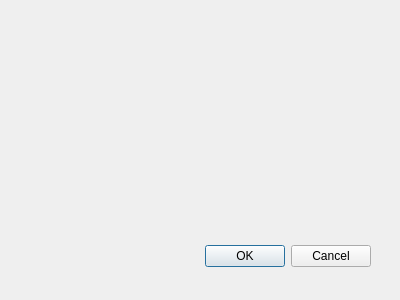
This is OnMapLoader/onmap_loader_dialog_base.ui in Gaia3D/OnMapLoader as Qt 5 draws it before an edit. The edited form follows.
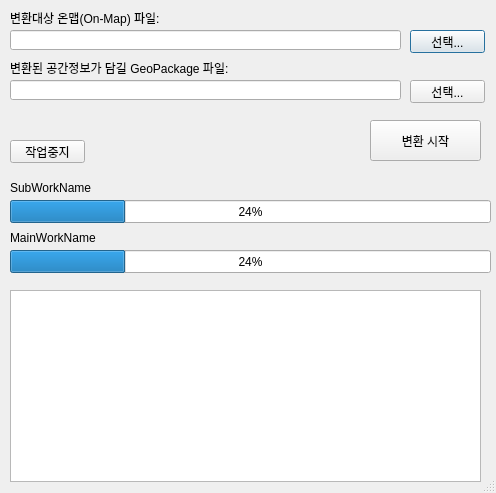
This is the edited form.

Commit message: GeoPackage 읽기 분리

What changed in the file:
```diff
--- a/OnMapLoader/onmap_loader_dialog_base.ui
+++ b/OnMapLoader/onmap_loader_dialog_base.ui
@@ -1,31 +1,181 @@
 <ui version="4.0" >
  <class>OnMapLoaderDialogBase</class>
- <widget class="QDialog" name="OnMapLoaderDialogBase" >
-  <property name="geometry" >
+ <widget class="QDialog" name="OnMapLoaderDialogBase">
+  <property name="geometry">
    <rect>
     <x>0</x>
     <y>0</y>
-    <width>400</width>
-    <height>300</height>
+    <width>496</width>
+    <height>493</height>
    </rect>
   </property>
   <property name="windowTitle" >
    <string>OnMap Loader</string>
   </property>
-  <widget class="QDialogButtonBox" name="button_box" >
-   <property name="geometry" >
+  <property name="sizeGripEnabled">
+   <bool>true</bool>
+  </property>
+  <property name="modal">
+   <bool>true</bool>
+  </property>
+  <widget class="QLabel" name="label">
+   <property name="geometry">
     <rect>
-     <x>30</x>
-     <y>240</y>
-     <width>341</width>
-     <height>32</height>
+     <x>10</x>
+     <y>10</y>
+     <width>191</width>
+     <height>16</height>
     </rect>
    </property>
-   <property name="orientation" >
-    <enum>Qt::Horizontal</enum>
+   <property name="text">
+    <string>변환대상 온맵(On-Map) 파일:</string>
    </property>
-   <property name="standardButtons" >
-    <set>QDialogButtonBox::Cancel|QDialogButtonBox::Ok</set>
+  </widget>
+  <widget class="QLineEdit" name="lineEdit">
+   <property name="geometry">
+    <rect>
+     <x>10</x>
+     <y>30</y>
+     <width>391</width>
+     <height>20</height>
+    </rect>
+   </property>
+  </widget>
+  <widget class="QPushButton" name="pushButton">
+   <property name="geometry">
+    <rect>
+     <x>410</x>
+     <y>30</y>
+     <width>75</width>
+     <height>23</height>
+    </rect>
+   </property>
+   <property name="text">
+    <string>선택...</string>
+   </property>
+  </widget>
+  <widget class="QPushButton" name="pushButton_2">
+   <property name="geometry">
+    <rect>
+     <x>410</x>
+     <y>80</y>
+     <width>75</width>
+     <height>23</height>
+    </rect>
+   </property>
+   <property name="text">
+    <string>선택...</string>
+   </property>
+  </widget>
+  <widget class="QLabel" name="label_2">
+   <property name="geometry">
+    <rect>
+     <x>10</x>
+     <y>60</y>
+     <width>331</width>
+     <height>16</height>
+    </rect>
+   </property>
+   <property name="text">
+    <string>변환된 공간정보가 담길 GeoPackage 파일:</string>
+   </property>
+  </widget>
+  <widget class="QLineEdit" name="lineEdit_2">
+   <property name="geometry">
+    <rect>
+     <x>10</x>
+     <y>80</y>
+     <width>391</width>
+     <height>20</height>
+    </rect>
+   </property>
+  </widget>
+  <widget class="QPushButton" name="pushButton_3">
+   <property name="geometry">
+    <rect>
+     <x>370</x>
+     <y>120</y>
+     <width>111</width>
+     <height>41</height>
+    </rect>
+   </property>
+   <property name="text">
+    <string>변환 시작</string>
+   </property>
+  </widget>
+  <widget class="QPushButton" name="pushButton_4">
+   <property name="geometry">
+    <rect>
+     <x>10</x>
+     <y>140</y>
+     <width>75</width>
+     <height>23</height>
+    </rect>
+   </property>
+   <property name="text">
+    <string>작업중지</string>
+   </property>
+  </widget>
+  <widget class="QLabel" name="label_3">
+   <property name="geometry">
+    <rect>
+     <x>10</x>
+     <y>180</y>
+     <width>471</width>
+     <height>16</height>
+    </rect>
+   </property>
+   <property name="text">
+    <string>SubWorkName</string>
+   </property>
+  </widget>
+  <widget class="QProgressBar" name="progressBar">
+   <property name="geometry">
+    <rect>
+     <x>10</x>
+     <y>200</y>
+     <width>481</width>
+     <height>23</height>
+    </rect>
+   </property>
+   <property name="value">
+    <number>24</number>
+   </property>
+  </widget>
+  <widget class="QLabel" name="label_4">
+   <property name="geometry">
+    <rect>
+     <x>10</x>
+     <y>230</y>
+     <width>471</width>
+     <height>16</height>
+    </rect>
+   </property>
+   <property name="text">
+    <string>MainWorkName</string>
+   </property>
+  </widget>
+  <widget class="QProgressBar" name="progressBar_2">
+   <property name="geometry">
+    <rect>
+     <x>10</x>
+     <y>250</y>
+     <width>481</width>
+     <height>23</height>
+    </rect>
+   </property>
+   <property name="value">
+    <number>24</number>
+   </property>
+  </widget>
+  <widget class="QListView" name="listView">
+   <property name="geometry">
+    <rect>
+     <x>10</x>
+     <y>290</y>
+     <width>471</width>
+     <height>192</height>
+    </rect>
    </property>
   </widget>
  </widget>
```
Left out of the diff: 40 changed lines with no effect on the pictures. The commit also changes 2 other files.
